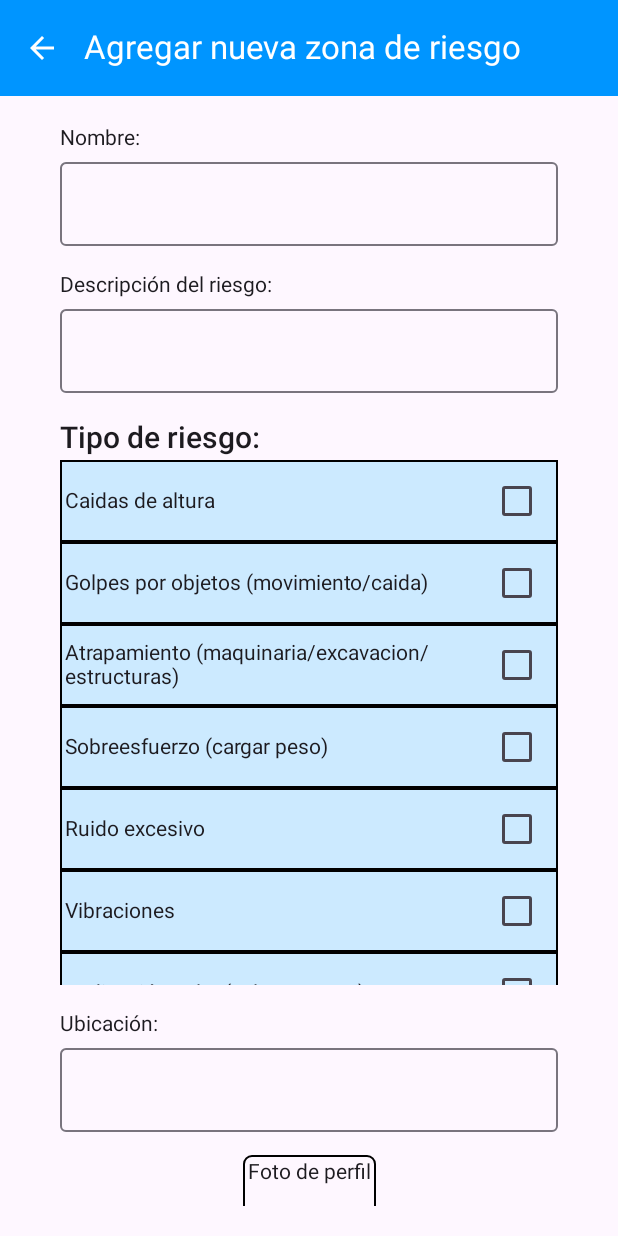
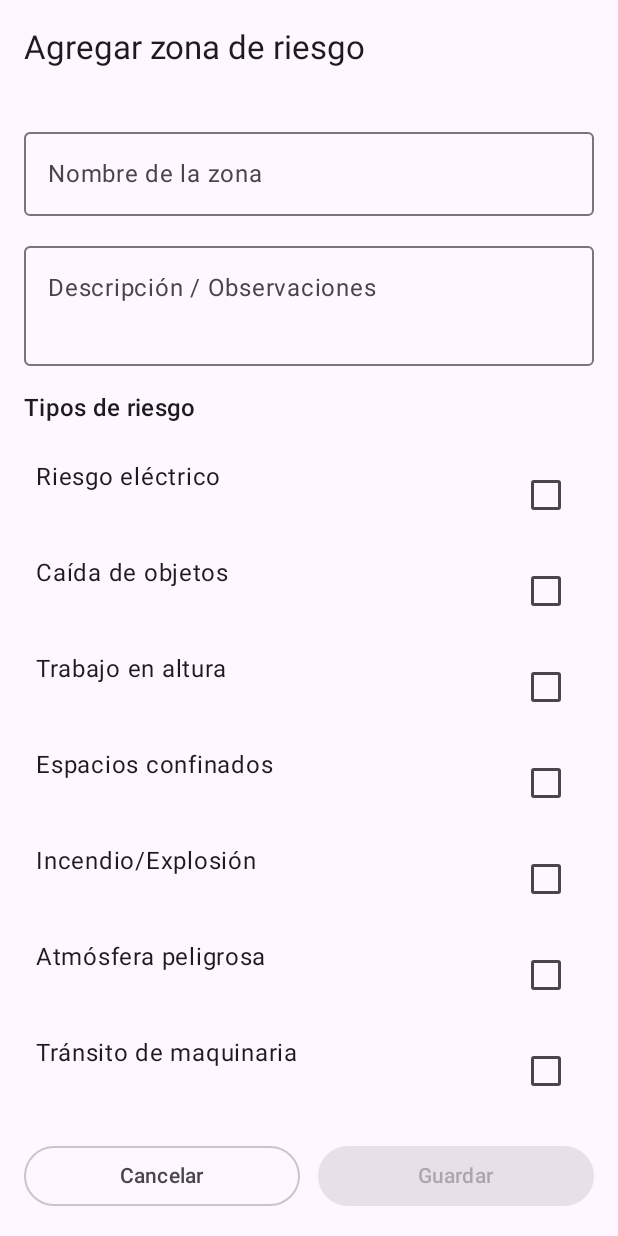
Before and after one commit to EmanuXBe/SafetyBIM, an Android app built with Jetpack Compose: the AddRiskZone screen opened through its navigation route, on a phone screen of 412 x 824 dp. Run offline under Robolectric (Android 15) with nearby library versions, the phone set to English and light mode, and no system bars; 2 statements that could not run were skipped.

```diff
--- a/app/src/main/java/Screens/AddRiskZone.kt
+++ b/app/src/main/java/Screens/AddRiskZone.kt
@@ -1,197 +1,147 @@
 package com.example.main.Screens
 
-import Navigation.AppScreens
-import androidx.compose.foundation.BorderStroke
-import androidx.compose.foundation.background
-import androidx.compose.foundation.border
-import androidx.compose.foundation.layout.Arrangement
-import androidx.compose.foundation.layout.Box
-import androidx.compose.foundation.layout.Column
-import androidx.compose.foundation.layout.Row
-import androidx.compose.foundation.layout.Spacer
-import androidx.compose.foundation.layout.fillMaxSize
-import androidx.compose.foundation.layout.fillMaxWidth
-import androidx.compose.foundation.layout.height
-import androidx.compose.foundation.layout.padding
-import androidx.compose.foundation.layout.width
+import androidx.compose.foundation.layout.*
 import androidx.compose.foundation.lazy.LazyColumn
 import androidx.compose.foundation.lazy.items
-import androidx.compose.foundation.rememberScrollState
-import androidx.compose.foundation.shape.RoundedCornerShape
-import androidx.compose.foundation.verticalScroll
-import androidx.compose.material.icons.Icons
-import androidx.compose.material.icons.filled.ArrowBack
-import androidx.compose.material.icons.filled.ExitToApp
-import androidx.compose.material.icons.filled.Person
-import androidx.compose.material3.Button
-import androidx.compose.material3.Checkbox
-import androidx.compose.material3.ExperimentalMaterial3Api
-import androidx.compose.material3.Icon
-import androidx.compose.material3.IconButton
-import androidx.compose.material3.Scaffold
-import androidx.compose.material3.Text
-import androidx.compose.material3.TopAppBar
-import androidx.compose.material3.TopAppBarColors
-import androidx.compose.material3.TopAppBarDefaults
-import androidx.compose.runtime.Composable
-import androidx.compose.runtime.getValue
-import androidx.compose.runtime.mutableStateOf
-import androidx.compose.runtime.remember
-import androidx.compose.runtime.setValue
-import androidx.compose.ui.Alignment
+import androidx.compose.material3.*
+import androidx.compose.runtime.*
+import androidx.compose.runtime.saveable.rememberSaveable
 import androidx.compose.ui.Modifier
-import androidx.compose.ui.graphics.Color
-import androidx.compose.ui.text.TextStyle
-import androidx.compose.ui.text.font.FontWeight
+import androidx.compose.ui.text.input.ImeAction
+import androidx.compose.ui.text.input.KeyboardCapitalization
+import androidx.compose.ui.text.input.KeyboardOptions
 import androidx.compose.ui.unit.dp
-import androidx.compose.ui.unit.sp
 import androidx.navigation.NavController
-import com.example.main.CompReusable.ReusableButton
-import com.example.main.CompReusable.ReusableTextField
-import com.example.main.CompReusable.ReusableTopAppBar
 
-@OptIn(ExperimentalMaterial3Api::class)
 @Composable
-fun AddRiskZone(navController: NavController){
+fun AddRiskZone(navController: NavController) {
+    // Estado del formulario
+    var nombreZona by rememberSaveable { mutableStateOf("") }
+    var descripcion by rememberSaveable { mutableStateOf("") }
 
-    var nombre by remember { mutableStateOf("") }
-    var descripcion by remember { mutableStateOf("") }
-    var ubicacion by remember { mutableStateOf("") } // seguramente esto cambie
+    // Lista de riesgos y seleccionados (estado persistente)
+    val tiposRiesgo = listOf(
+        "Riesgo eléctrico",
+        "Caída de objetos",
+        "Trabajo en altura",
+        "Espacios confinados",
+        "Incendio/Explosión",
+        "Atmósfera peligrosa",
+        "Tránsito de maquinaria",
+        "Resbalón/Tropiezo",
+        "Proyección de partículas",
+        "Ruido/Vibración",
+        "Iluminación deficiente"
+    )
+    val seleccionados = rememberSaveable { mutableStateListOf<String>() }
 
-    var tipoRiesgoList = listOf(
-        "Caidas de altura",
-        "Golpes por objetos (movimiento/caida)",
-        "Atrapamiento (maquinaria/excavacion/estructuras)",
-        "Sobreesfuerzo (cargar peso)",
-        "Ruido excesivo",
-        "Vibraciones",
-        "Radicación solar (calor extremo)",
-        "Inhalación de polvo (cemento)",
-        "Exposición a solventes, pinturas o adhesivos",
-        "Contacto con sustancias corrosivas",
-        "Picaduras de insectos o mordeduras de animales en campo",
-        "Moho o bacterias en ambientes cerrados y húmedos",
-        "Contacto con líneas eléctricas aéreas o subterráneas",
-        "Caída de materiales mal almacenados",
-        "Mala iluminación en zonas de trabajo",
-        "Lluvias en la obra"
-    )
-
-    Scaffold (
+    Scaffold(
         topBar = {
-            ReusableTopAppBar(
-                title = "Agregar nueva zona de riesgo",
-                icon = Icons.Default.ArrowBack,
-                onClick = {
-                    navController.navigate(AppScreens.HomeScreen.name)
-                },
-                contentDescription = "Volver a home"
+            TopAppBar(
+                title = { Text("Agregar zona de riesgo") }
             )
         }
-    ) {innerPadding->
-        Column (
+    ) { inner ->
+        Column(
             modifier = Modifier
-                .padding(innerPadding)
-                .padding(horizontal = 40.dp, vertical = 20.dp)
+                .padding(inner)
                 .fillMaxSize()
-                .verticalScroll(rememberScrollState()),
+                .padding(16.dp),
+            verticalArrangement = Arrangement.spacedBy(12.dp)
+        ) {
+            OutlinedTextField(
+                value = nombreZona,
+                onValueChange = { nombreZona = it },
+                label = { Text("Nombre de la zona") },
+                singleLine = true,
+                keyboardOptions = KeyboardOptions(
+                    capitalization = KeyboardCapitalization.Words,
+                    imeAction = ImeAction.Next
+                ),
+                modifier = Modifier.fillMaxWidth()
+            )
 
+            OutlinedTextField(
+                value = descripcion,
+                onValueChange = { descripcion = it },
+                label = { Text("Descripción / Observaciones") },
+                minLines = 3,
+                keyboardOptions = KeyboardOptions(
+                    capitalization = KeyboardCapitalization.Sentences,
+                    imeAction = ImeAction.Done
+                ),
+                modifier = Modifier.fillMaxWidth()
+            )
 
-        ) {
-            Text("Nombre:")
-            ReusableTextField(
-                value = nombre,
-                onValueChange = {nombre = it},
-                contenido = ""
+            Text(
+                text = "Tipos de riesgo",
+                style = MaterialTheme.typography.titleMedium,
+                modifier = Modifier.padding(top = 4.dp, bottom = 4.dp)
             )
-            Text("Descripción del riesgo:",
-                modifier = Modifier.padding(top = 18.dp))
-            ReusableTextField(
-                value = descripcion,
-                onValueChange = {descripcion = it},
-                contenido = ""
-            )
-            Text("Tipo de riesgo:",
-                modifier = Modifier.padding(top = 18.dp, bottom = 3.dp),
-                style = TextStyle(
-                    fontWeight = FontWeight.SemiBold,
-                    fontSize = 20.sp,
-                )
-            )
-            LazyColumn (
-                modifier = Modifier.background(color = Color(0xffCCEAFF))
-                    .height(350.dp)
-            ){
 
-                items(tipoRiesgoList){ tipoRiesgo->
-                    var checked by remember { mutableStateOf(false) }
-                    Row (
-                        Modifier.fillMaxWidth()
-                            .border(BorderStroke(width = 1.dp, color = Color.Black)),
-                        horizontalArrangement = Arrangement.SpaceBetween,
-                        verticalAlignment = Alignment.CenterVertically,
-
-                    ) {
-                        Text(tipoRiesgo,
-                            modifier = Modifier.padding(3.dp)
-                                .width(265.dp)
-                        )
-                        Checkbox(
-                            checked = checked,
-                            onCheckedChange = {checked = it},
-                            modifier =  Modifier.padding(3.dp)
-                        )
-                    }
-
-                }
-
-            }
-            Text("Ubicación:",
-                modifier = Modifier.padding(top = 18.dp))
-            ReusableTextField(
-                value = ubicacion,
-                onValueChange = {ubicacion = it},
-                contenido = ""
-            )
-            Spacer(Modifier.height(15.dp))
-
-            Box(
-                modifier =  Modifier.border(
-                    width = 1.dp,
-                    shape = RoundedCornerShape(6.dp),
-                    color = Color.Black,
-                )
-                    .align(Alignment.CenterHorizontally)
-            ){
-                Column (
-                    horizontalAlignment = Alignment.CenterHorizontally
-                ){
-                        Text("Foto de perfil", Modifier.padding(3.dp))
-                        IconButton(
-                            onClick = {
-
+            LazyColumn(
+                modifier = Modifier
+                    .fillMaxWidth()
+                    .weight(1f),
+                verticalArrangement = Arrangement.spacedBy(4.dp)
+            ) {
+                items(tiposRiesgo) { tipo ->
+                    RiesgoItem(
+                        titulo = tipo,
+                        checked = seleccionados.contains(tipo),
+                        onCheckedChange = { isChecked ->
+                            if (isChecked) {
+                                if (!seleccionados.contains(tipo)) seleccionados.add(tipo)
+                            } else {
+                                seleccionados.remove(tipo)
                             }
-                        ) {
-                            Icon(
-                                imageVector = Icons.Filled.ExitToApp,
-                                contentDescription = "Tomarse una foto de perfil"
-                            )
-
                         }
-
+                    )
                 }
             }
-            Spacer(Modifier.height(35.dp))
-            ReusableButton(
-                onClick = {
-                    navController.navigate(AppScreens.HomeScreen.name)
-                },
-                label = "Registrar",
-                modifier = Modifier.align(Alignment.CenterHorizontally)
 
-            )
+            Row(
+                horizontalArrangement = Arrangement.spacedBy(12.dp),
+                modifier = Modifier.fillMaxWidth()
+            ) {
+                OutlinedButton(
+                    onClick = { navController.popBackStack() },
+                    modifier = Modifier.weight(1f)
+                ) { Text("Cancelar") }
 
+                Button(
+                    onClick = {
+                        // Aquí podrías guardar en BD/Cloud o enviar al backend.
+                        // Por ahora, volvemos atrás.
+                        navController.popBackStack()
+                    },
+                    enabled = nombreZona.isNotBlank() && seleccionados.isNotEmpty(),
+                    modifier = Modifier.weight(1f)
+                ) { Text("Guardar") }
+            }
         }
-
     }
 }
+
+@Composable
+private fun RiesgoItem(
+    titulo: String,
+    checked: Boolean,
+    onCheckedChange: (Boolean) -> Unit
+) {
+    Surface(
+        tonalElevation = if (checked) 2.dp else 0.dp,
+        shape = MaterialTheme.shapes.medium
+    ) {
+
+        Row(
+            modifier = Modifier
+                .fillMaxWidth()
+                .padding(horizontal = 8.dp, vertical = 6.dp),
+            horizontalArrangement = Arrangement.SpaceBetween
+        ) {
+            Text(titulo, style = MaterialTheme.typography.bodyLarge)
+            Checkbox(checked = checked, onCheckedChange = onCheckedChange)
+        }
+    }
+}
```
Also changed, not shown: app/src/main/java/CompReusable/AlertaFlotante.kt (added, +73 -0 lines), app/src/main/java/Screens/HomeScreen.kt (+180 -167 lines), app/src/main/java/Screens/UpdateAccountScreen.kt (added, +31 -0 lines).
